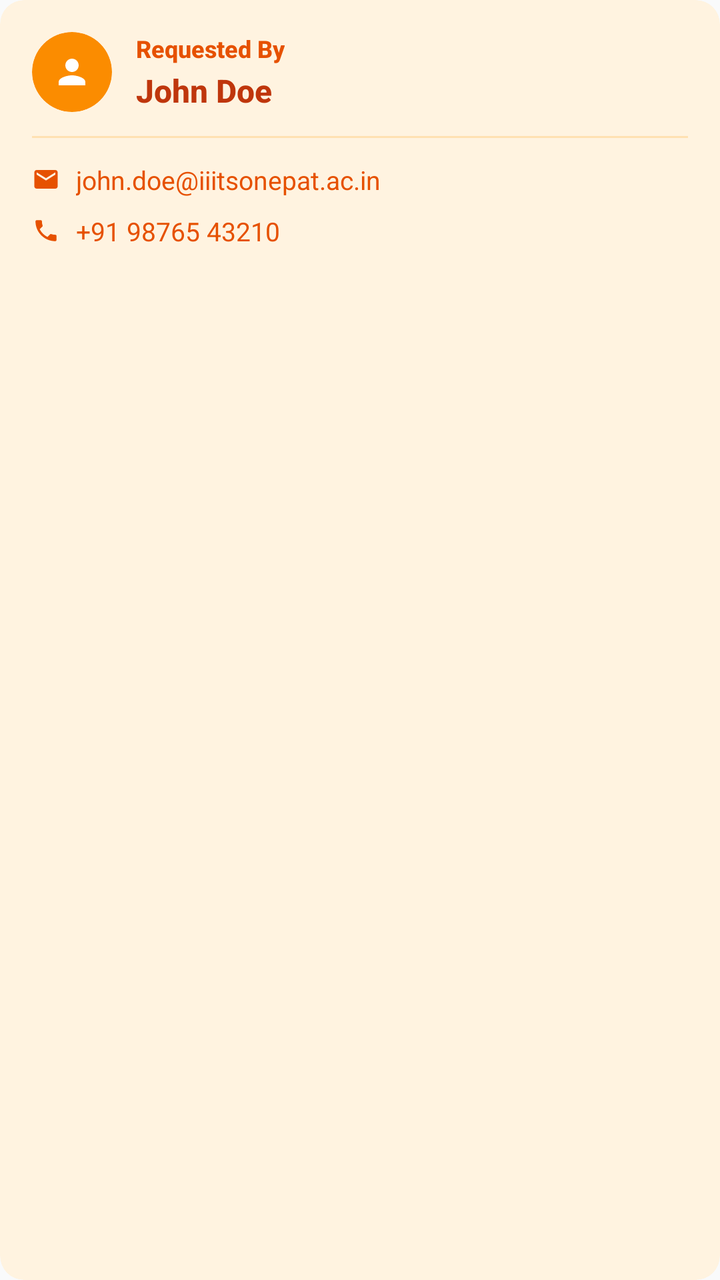
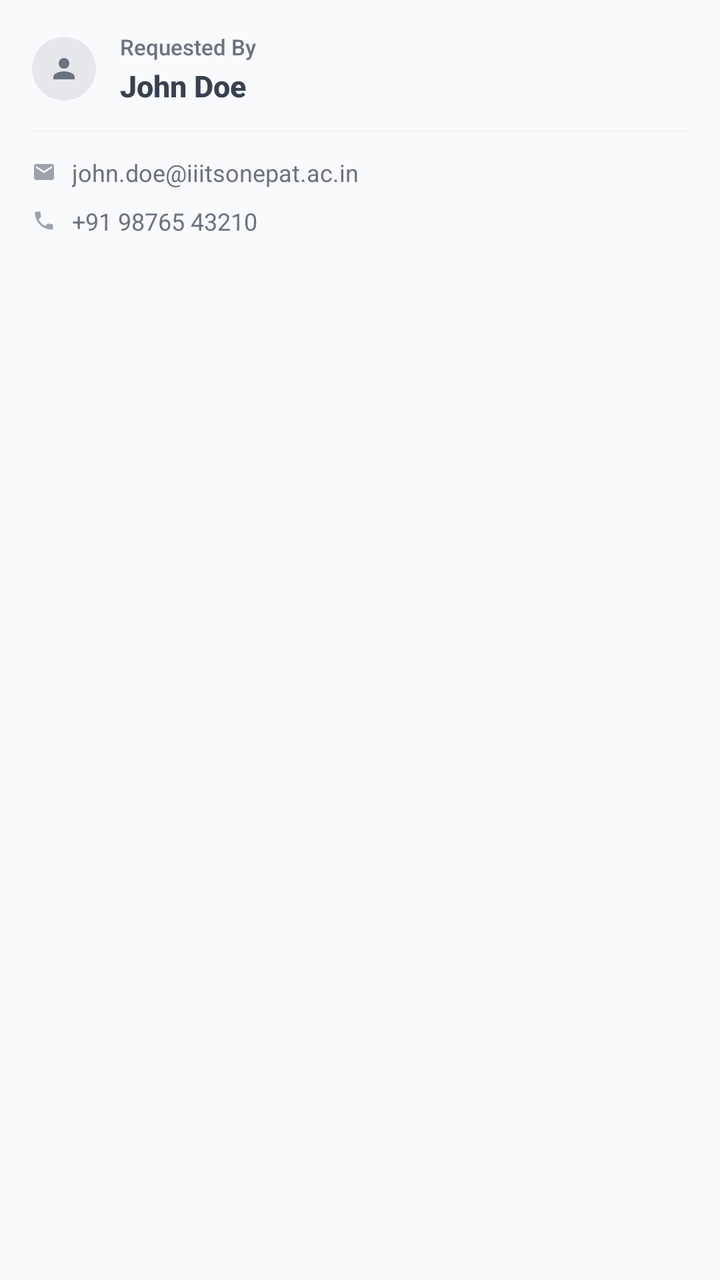

Screens rendered from an Android XML layout before and after an edit, with the pre-edit source and the edit as a unified diff.
<!-- AndroidManifest.xml: application theme Theme.SmallBasket -->
<!-- res/layout/card_requester_info.xml -->
<?xml version="1.0" encoding="utf-8"?>
<androidx.cardview.widget.CardView
    xmlns:android="http://schemas.android.com/apk/res/android"
    xmlns:app="http://schemas.android.com/apk/res-auto"
    android:id="@+id/cardRequesterInfo"
    android:layout_width="match_parent"
    android:layout_height="wrap_content"
    android:layout_marginBottom="16dp"
    app:cardCornerRadius="12dp"
    app:cardElevation="0dp"
    app:cardBackgroundColor="#FFF3E0">

    <LinearLayout
        android:layout_width="match_parent"
        android:layout_height="wrap_content"
        android:orientation="vertical"
        android:padding="16dp">

        
        <LinearLayout
            android:layout_width="match_parent"
            android:layout_height="wrap_content"
            android:orientation="horizontal"
            android:gravity="center_vertical"
            android:layout_marginBottom="12dp">

            <androidx.cardview.widget.CardView
                android:layout_width="40dp"
                android:layout_height="40dp"
                app:cardCornerRadius="20dp"
                app:cardElevation="0dp"
                app:cardBackgroundColor="#FB8C00"
                android:layout_marginEnd="12dp">

                <ImageView
                    android:layout_width="20dp"
                    android:layout_height="20dp"
                    android:layout_gravity="center"
                    android:src="@drawable/ic_person"
                    app:tint="#FFFFFF"
                    android:contentDescription="Requester icon" />
            </androidx.cardview.widget.CardView>

            <LinearLayout
                android:layout_width="0dp"
                android:layout_weight="1"
                android:layout_height="wrap_content"
                android:orientation="vertical">

                <TextView
                    android:layout_width="wrap_content"
                    android:layout_height="wrap_content"
                    android:text="Requested By"
                    android:textColor="#E65100"
                    android:textSize="12sp"
                    android:textStyle="bold"
                    android:fontFamily="sans-serif-medium"
                    android:layout_marginBottom="2dp" />

                <TextView
                    android:id="@+id/tvRequesterName"
                    android:layout_width="wrap_content"
                    android:layout_height="wrap_content"
                    android:text="John Doe"
                    android:textColor="#BF360C"
                    android:textSize="16sp"
                    android:textStyle="bold"
                    android:fontFamily="sans-serif-medium" />
            </LinearLayout>
        </LinearLayout>

        
        <View
            android:layout_width="match_parent"
            android:layout_height="1dp"
            android:background="#FFE0B2"
            android:layout_marginBottom="12dp" />

        
        <LinearLayout
            android:layout_width="match_parent"
            android:layout_height="wrap_content"
            android:orientation="horizontal"
            android:gravity="center_vertical"
            android:layout_marginBottom="8dp">

            <ImageView
                android:layout_width="14dp"
                android:layout_height="14dp"
                android:layout_marginEnd="8dp"
                android:src="@drawable/ic_email"
                app:tint="#E65100"
                android:contentDescription="Email icon" />

            <TextView
                android:id="@+id/tvRequesterEmail"
                android:layout_width="0dp"
                android:layout_weight="1"
                android:layout_height="wrap_content"
                android:text="john.doe@iiitsonepat.ac.in"
                android:textColor="#E65100"
                android:textSize="13sp"
                android:fontFamily="sans-serif"
                android:ellipsize="end"
                android:maxLines="1" />
        </LinearLayout>

        
        <LinearLayout
            android:id="@+id/layoutRequesterPhone"
            android:layout_width="match_parent"
            android:layout_height="wrap_content"
            android:orientation="horizontal"
            android:gravity="center_vertical"
            android:visibility="visible">

            <ImageView
                android:layout_width="14dp"
                android:layout_height="14dp"
                android:layout_marginEnd="8dp"
                android:src="@drawable/ic_phone"
                app:tint="#E65100"
                android:contentDescription="Phone icon" />

            <TextView
                android:id="@+id/tvRequesterPhone"
                android:layout_width="0dp"
                android:layout_weight="1"
                android:layout_height="wrap_content"
                android:text="+91 98765 43210"
                android:textColor="#E65100"
                android:textSize="13sp"
                android:fontFamily="sans-serif"
                android:ellipsize="end"
                android:maxLines="1" />
        </LinearLayout>

    </LinearLayout>
</androidx.cardview.widget.CardView>
<!-- resources referenced by this layout -->
<resources>
  <!-- drawable ic_email (drawable) -->
  <?xml version="1.0" encoding="utf-8"?>
  <vector xmlns:android="http://schemas.android.com/apk/res/android"
      android:width="24dp"
      android:height="24dp"
      android:viewportWidth="24"
      android:viewportHeight="24">
      <path
          android:fillColor="#0F766E"
          android:pathData="M20,4L4,4c-1.1,0 -1.99,0.9 -1.99,2L2,18c0,1.1 0.9,2 2,2h16c1.1,0 2,-0.9 2,-2L22,6c0,-1.1 -0.9,-2 -2,-2zM20,8l-8,5 -8,-5L4,6l8,5 8,-5v2z"/>
  </vector>
  <!-- drawable ic_person (drawable) -->
  <?xml version="1.0" encoding="utf-8"?>
  <vector xmlns:android="http://schemas.android.com/apk/res/android"
      android:width="24dp"
      android:height="24dp"
      android:viewportWidth="24"
      android:viewportHeight="24">
      <path
          android:fillColor="#FFFFFF"
          android:pathData="M12,12c2.21,0 4,-1.79 4,-4s-1.79,-4 -4,-4 -4,1.79 -4,4 1.79,4 4,4zM12,14c-2.67,0 -8,1.34 -8,4v2h16v-2c0,-2.66 -5.33,-4 -8,-4z"/>
  </vector>
  <!-- drawable ic_phone (drawable) -->
  <vector xmlns:android="http://schemas.android.com/apk/res/android"
      android:width="24dp"
      android:height="24dp"
      android:viewportWidth="24"
      android:viewportHeight="24">
      <path
          android:fillColor="#000000"
          android:pathData="M6.62,10.79c1.44,2.83 3.76,5.14 6.59,6.59l2.2,-2.2c0.27,-0.27 0.67,-0.36 1.02,-0.24 1.12,0.37 2.33,0.57 3.57,0.57 0.55,0 1,0.45 1,1V20c0,0.55 -0.45,1 -1,1 -9.39,0 -17,-7.61 -17,-17 0,-0.55 0.45,-1 1,-1h3.5c0.55,0 1,0.45 1,1 0,1.25 0.2,2.45 0.57,3.57 0.11,0.35 0.03,0.74 -0.25,1.02l-2.2,2.2z"/>
  </vector>
  <style name="Theme.SmallBasket" parent="Theme.MaterialComponents.DayNight.NoActionBar">
          
          <item name="colorPrimary">@color/teal_500</item>
          <item name="colorPrimaryVariant">@color/teal_600</item>
          <item name="colorOnPrimary">@color/white</item>
  
          
          <item name="colorSecondary">@color/amber_500</item>
          <item name="colorSecondaryVariant">@color/amber_600</item>
          <item name="colorOnSecondary">@color/white</item>
  
          
          <item name="android:colorBackground">@color/bg_light</item>
          <item name="colorSurface">@color/card_bg_light</item>
          <item name="colorOnBackground">@color/text_primary</item>
          <item name="colorOnSurface">@color/text_primary</item>
  
          
          <item name="android:statusBarColor">@color/white</item>
          <item name="android:windowLightStatusBar">true</item>
  
          
          <item name="android:navigationBarColor">@color/white</item>
          <item name="android:windowLightNavigationBar">true</item>
      </style>
  <color name="teal_500">#14B8A6</color>
  <color name="teal_600">#0D9488</color>
  <color name="white">#FFFFFFFF</color>
  <color name="amber_500">#F59E0B</color>
  <color name="amber_600">#D97706</color>
  <color name="bg_light">#F9FAFB</color>
  <color name="card_bg_light">#FFFFFF</color>
  <color name="text_primary">#111827</color>
</resources>

<!-- the commit's change to res/layout/card_requester_info.xml (unified diff, before → after) -->
@@ -8,7 +8,7 @@
     android:layout_marginBottom="16dp"
     app:cardCornerRadius="12dp"
     app:cardElevation="0dp"
-    app:cardBackgroundColor="#FFF3E0">
+    app:cardBackgroundColor="#F9FAFB">
 
     <LinearLayout
         android:layout_width="match_parent"
@@ -25,19 +25,19 @@
             android:layout_marginBottom="12dp">
 
             <androidx.cardview.widget.CardView
-                android:layout_width="40dp"
-                android:layout_height="40dp"
-                app:cardCornerRadius="20dp"
+                android:layout_width="32dp"
+                android:layout_height="32dp"
+                app:cardCornerRadius="16dp"
                 app:cardElevation="0dp"
-                app:cardBackgroundColor="#FB8C00"
+                app:cardBackgroundColor="#E5E7EB"
                 android:layout_marginEnd="12dp">
 
                 <ImageView
-                    android:layout_width="20dp"
-                    android:layout_height="20dp"
+                    android:layout_width="16dp"
+                    android:layout_height="16dp"
                     android:layout_gravity="center"
                     android:src="@drawable/ic_person"
-                    app:tint="#FFFFFF"
+                    app:tint="#6B7280"
                     android:contentDescription="Requester icon" />
             </androidx.cardview.widget.CardView>
 
@@ -51,9 +51,8 @@
                     android:layout_width="wrap_content"
                     android:layout_height="wrap_content"
                     android:text="Requested By"
-                    android:textColor="#E65100"
-                    android:textSize="12sp"
-                    android:textStyle="bold"
+                    android:textColor="#6B7280"
+                    android:textSize="11sp"
                     android:fontFamily="sans-serif-medium"
                     android:layout_marginBottom="2dp" />
 
@@ -62,8 +61,8 @@
                     android:layout_width="wrap_content"
                     android:layout_height="wrap_content"
                     android:text="John Doe"
-                    android:textColor="#BF360C"
-                    android:textSize="16sp"
+                    android:textColor="#374151"
+                    android:textSize="15sp"
                     android:textStyle="bold"
                     android:fontFamily="sans-serif-medium" />
             </LinearLayout>
@@ -73,7 +72,7 @@
         <View
             android:layout_width="match_parent"
             android:layout_height="1dp"
-            android:background="#FFE0B2"
+            android:background="#F3F4F6"
             android:layout_marginBottom="12dp" />
 
         
@@ -85,11 +84,11 @@
             android:layout_marginBottom="8dp">
 
             <ImageView
-                android:layout_width="14dp"
-                android:layout_height="14dp"
+                android:layout_width="12dp"
+                android:layout_height="12dp"
                 android:layout_marginEnd="8dp"
                 android:src="@drawable/ic_email"
-                app:tint="#E65100"
+                app:tint="#9CA3AF"
                 android:contentDescription="Email icon" />
 
             <TextView
@@ -98,8 +97,8 @@
                 android:layout_weight="1"
                 android:layout_height="wrap_content"
                 android:text="john.doe@iiitsonepat.ac.in"
-                android:textColor="#E65100"
-                android:textSize="13sp"
+                android:textColor="#6B7280"
+                android:textSize="12sp"
                 android:fontFamily="sans-serif"
                 android:ellipsize="end"
                 android:maxLines="1" />
@@ -115,11 +114,11 @@
             android:visibility="visible">
 
             <ImageView
-                android:layout_width="14dp"
-                android:layout_height="14dp"
+                android:layout_width="12dp"
+                android:layout_height="12dp"
                 android:layout_marginEnd="8dp"
                 android:src="@drawable/ic_phone"
-                app:tint="#E65100"
+                app:tint="#9CA3AF"
                 android:contentDescription="Phone icon" />
 
             <TextView
@@ -128,8 +127,8 @@
                 android:layout_weight="1"
                 android:layout_height="wrap_content"
                 android:text="+91 98765 43210"
-                android:textColor="#E65100"
-                android:textSize="13sp"
+                android:textColor="#6B7280"
+                android:textSize="12sp"
                 android:fontFamily="sans-serif"
                 android:ellipsize="end"
                 android:maxLines="1" />
